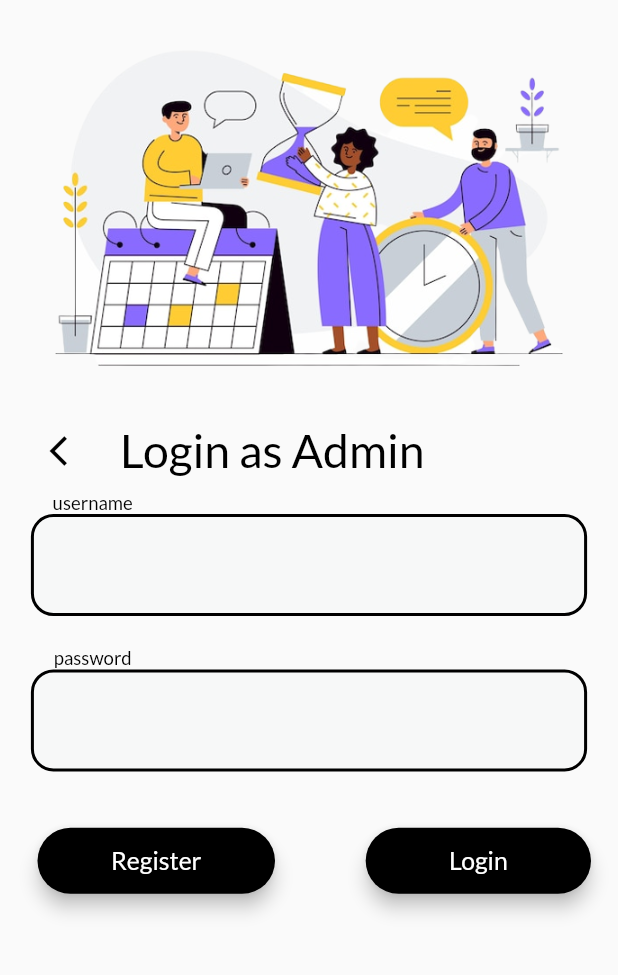
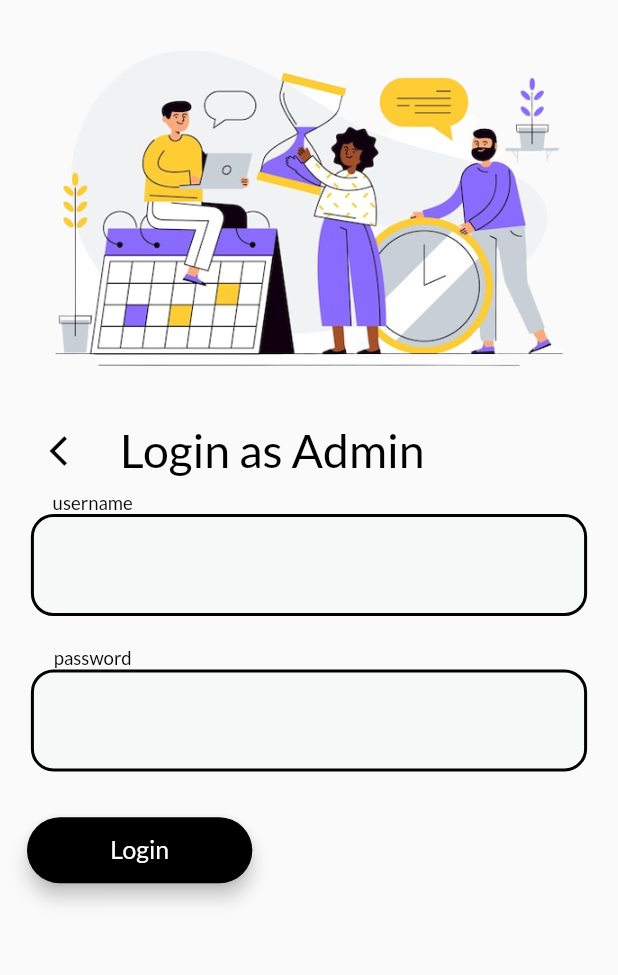
Before and after one commit to hareshbaskaran/SENSE-TASK, a Flutter app: the screen it shows after launch, after a tap on "Login as Admin", on a phone screen of 412 x 824 dp, the part 141-1116 px from its top. Run offline on Flutter 3.47's test engine with Material 2 defaults, Android fonts, the phone set to English and light mode, and no system bars; our stand-ins replace date_time_picker, google_fonts, hive_flutter, realm; missing offline and left inert: mongo_dart, rounded_expansion_tile; accounts and stored records are empty.

Commit message:
User and Admin Querry works Good

```diff
--- a/sense_task/lib/LoginPage.dart
+++ b/sense_task/lib/LoginPage.dart
@@ -254,7 +254,7 @@ class _loginpageState extends State<loginpage> {
                                     MediaQuery.of(context).size.height * 0.025),
                             Row(
                               children: [
-                                Padding(
+                                /*Padding(
                                   padding: const EdgeInsets.all(15.0),
                                   child: ElevatedButton(
                                       style: ElevatedButton.styleFrom(
@@ -281,7 +281,7 @@ class _loginpageState extends State<loginpage> {
                                         ),
                                       )),
                                 ),
-                                Spacer(),
+                                Spacer(),*/
                                 Padding(
                                   padding: const EdgeInsets.all(8.0),
                                   child: ElevatedButton(
@@ -504,7 +504,7 @@ class _loginpageState extends State<loginpage> {
                                         0.025),
                                 Row(
                                   children: [
-                                    Padding(
+                                    /*Padding(
                                       padding: const EdgeInsets.all(15.0),
                                       child: ElevatedButton(
                                           style: ElevatedButton.styleFrom(
@@ -536,7 +536,7 @@ class _loginpageState extends State<loginpage> {
                                             ),
                                           )),
                                     ),
-                                    Spacer(),
+                                    Spacer(),*/
                                     Padding(
                                       padding: const EdgeInsets.all(8.0),
                                       child: ElevatedButton(
```
